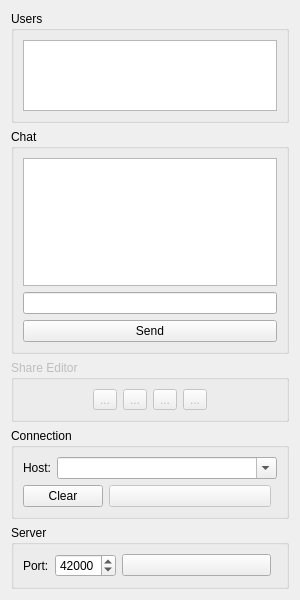
Before: the Qt Designer form Cooperation/ChatWidget.ui in testmana2/test, drawn with Qt 5.
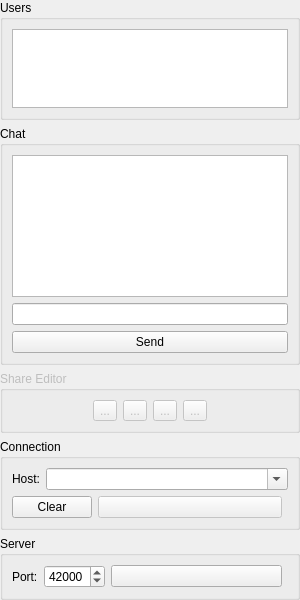
After: the same form once the commit is applied. Custom widgets are drawn as their Qt base class.

```diff
--- a/Cooperation/ChatWidget.ui
+++ b/Cooperation/ChatWidget.ui
@@ -14,6 +14,9 @@
    <string>Chat</string>
   </property>
   <layout class="QVBoxLayout" name="verticalLayout_2">
+   <property name="margin">
+    <number>0</number>
+   </property>
    <item>
     <widget class="QGroupBox" name="usersGroup">
      <property name="sizePolicy">
```
